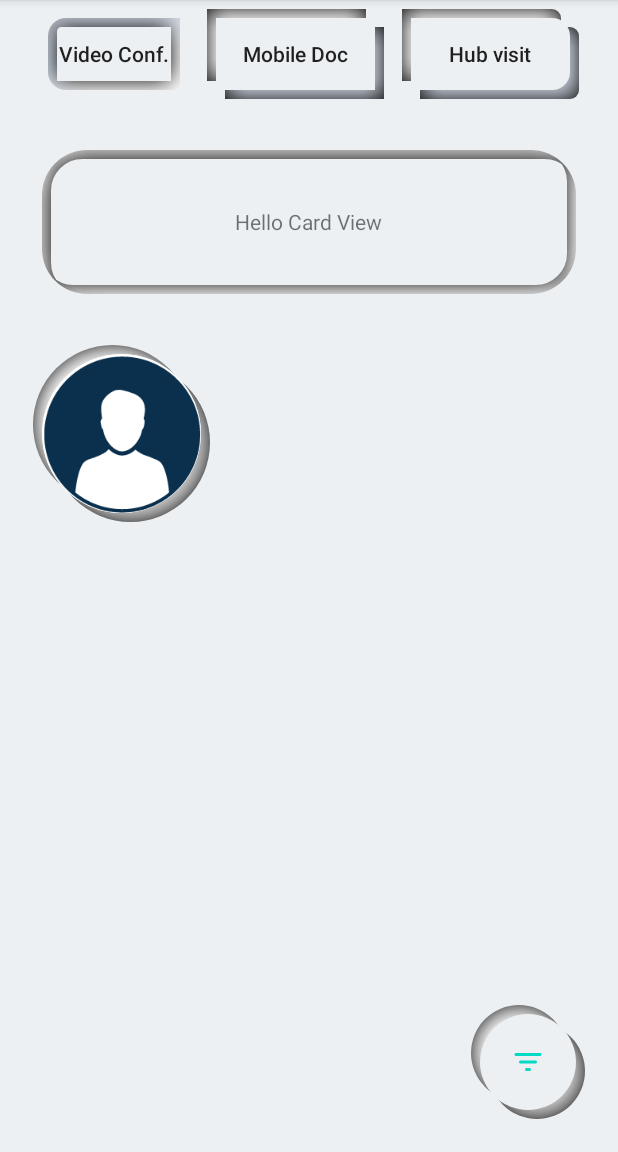
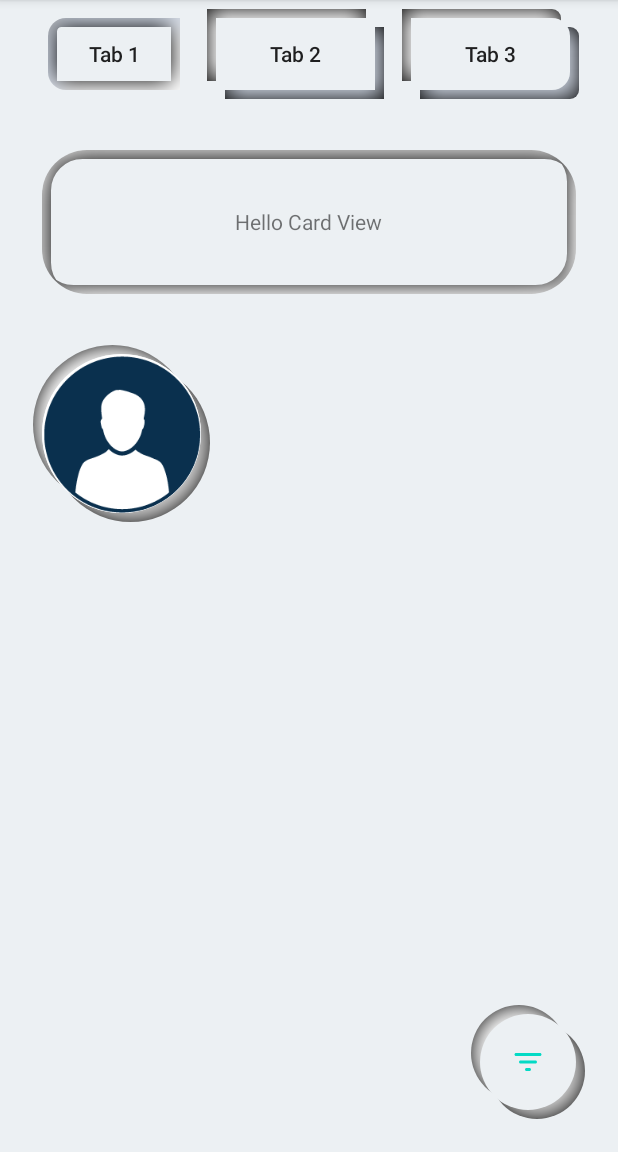
Before and after one commit to SimformSolutionsPvtLtd/SSAndroidNeumorphicKit, an Android app: the screen it shows after launch (MainActivity), on a phone screen of 412 x 824 dp, the part 84-1236 px from its top. Run offline under Robolectric (Android 15) with nearby library versions, the phone set to English and light mode, and no system bars; pictures from the network do not load.

Commit message:
Change tab name

```diff
--- a/app/src/main/res/layout/activity_main.xml
+++ b/app/src/main/res/layout/activity_main.xml
@@ -12,7 +12,7 @@
         style="@style/Widget.Numorph.Button"
         android:layout_width="wrap_content"
         android:layout_height="wrap_content"
-        android:text="Video Conf."
+        android:text="Tab 1"
         android:textAllCaps="false"
         app:layout_constraintEnd_toStartOf="@+id/numorphButton2"
         app:layout_constraintHorizontal_bias="0.5"
@@ -29,7 +29,7 @@
         style="@style/Widget.Numorph.Button"
         android:layout_width="wrap_content"
         android:layout_height="wrap_content"
-        android:text="Mobile Doc"
+        android:text="Tab 2"
         android:minWidth="130dp"
         android:textAllCaps="false"
         app:layout_constraintEnd_toStartOf="@+id/numorphButton3"
@@ -46,7 +46,7 @@
         style="@style/Widget.Numorph.Button"
         android:layout_width="wrap_content"
         android:layout_height="wrap_content"
-        android:text="Hub visit"
+        android:text="Tab 3"
         android:minWidth="130dp"
         android:textAllCaps="false"
         app:layout_constraintEnd_toEndOf="parent"
```
